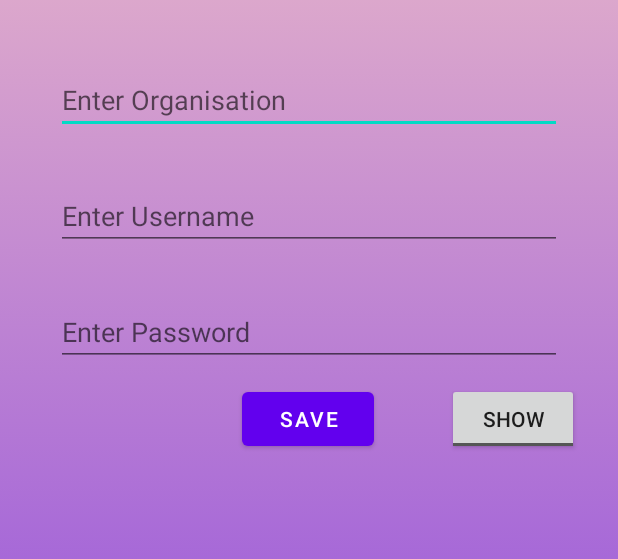
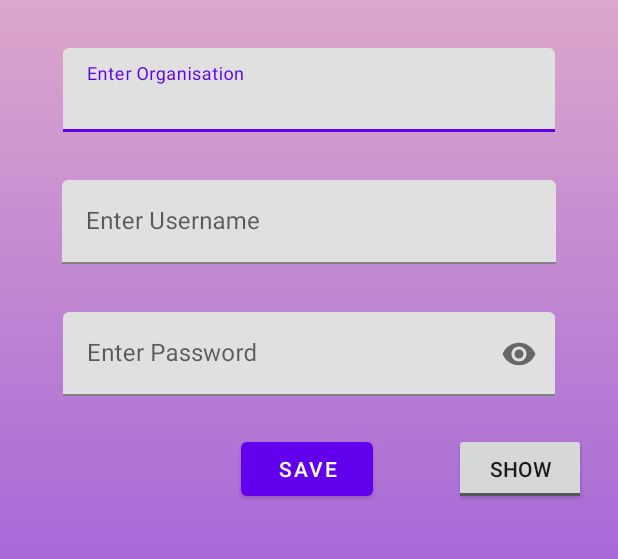
Before and after one commit to hasnain-cyber/PasswordManager, an Android app: the PasswordActivity screen opened directly, with no data from a screen before it, on a phone screen of 412 x 824 dp, the part 98-657 px from its top. Run offline under Robolectric (Android 15) with nearby library versions, the phone set to English and light mode, and no system bars.

Commit message:
Replaced all text fields with textInputLayout fields to maintain symmetry while adding passwordToggle button to the password fields, also ran a code inspection for final check.

```diff
--- a/app/build.gradle
+++ b/app/build.gradle
@@ -32,6 +32,7 @@ dependencies {
     implementation 'androidx.appcompat:appcompat:1.2.0'
     implementation 'com.google.android.material:material:1.2.1'
     implementation 'androidx.constraintlayout:constraintlayout:2.0.4'
+    implementation 'com.google.android.material:material:1.2.1'
     testImplementation 'junit:junit:4.13.1'
     androidTestImplementation 'androidx.test.ext:junit:1.1.2'
     androidTestImplementation 'androidx.test.espresso:espresso-core:3.3.0'
--- a/app/src/main/AndroidManifest.xml
+++ b/app/src/main/AndroidManifest.xml
@@ -1,4 +1,5 @@
 <?xml version="1.0" encoding="utf-8"?>
+<!--suppress DeprecatedClassUsageInspection -->
 <manifest xmlns:android="http://schemas.android.com/apk/res/android"
     package="com.example.passwordmanager">
 
@@ -11,7 +12,8 @@
         android:label="@string/app_name"
         android:roundIcon="@mipmap/ic_launcher_round"
         android:supportsRtl="true"
-        android:theme="@style/Theme.PasswordManager">
+        android:theme="@style/Theme.PasswordManager"
+        android:fullBackupContent="@xml/backup_descriptor">
         <activity android:name=".LoginActivity">
             <intent-filter>
                 <action android:name="android.intent.action.MAIN" />
--- a/app/src/main/java/com/example/passwordmanager/LoginActivity.java
+++ b/app/src/main/java/com/example/passwordmanager/LoginActivity.java
@@ -23,6 +23,7 @@ public class LoginActivity extends AppCompatActivity {
     private SharedPreferences sharedPreferences;
     private SharedPreferences.Editor editor;
 
+    @SuppressWarnings("deprecation")
     @SuppressLint("CommitPrefEdits")
     @Override
     protected void onCreate(Bundle savedInstanceState) {
@@ -70,11 +71,9 @@ public class LoginActivity extends AppCompatActivity {
     private void initialSetup() {
         if (!sharedPreferences.contains("password")) {
             changePasswordButton.setVisibility(View.INVISIBLE);
-            masterpass.setHint(R.string.setNewPassword);
             masterpassexists = false;
             loginbutton.setText(R.string.save);
         } else {
-            masterpass.setHint(R.string.entermasterpassword);
             masterpassexists = true;
             loginbutton.setText(R.string.verify);
         }
@@ -104,7 +103,7 @@ public class LoginActivity extends AppCompatActivity {
             } else {
                 if (newPass.equals("")) {
                     newPass = pass;
-                    Toast.makeText(LoginActivity.this, "Please confirm password!", Toast.LENGTH_SHORT).show();
+                    Toast.makeText(LoginActivity.this, "Please confirm new password!", Toast.LENGTH_SHORT).show();
                     masterpass.setText("");
                 } else {
                     if (newPass.equals(pass)) {
--- a/app/src/main/java/com/example/passwordmanager/PasswordActivity.java
+++ b/app/src/main/java/com/example/passwordmanager/PasswordActivity.java
@@ -17,7 +17,7 @@ public class PasswordActivity extends AppCompatActivity {
     private PasswordDatabaseHelper myDb;
     private EditText editOrganisation, editUsername, editPassword;
     private Cursor cursor;
-    private ArrayList<String> list = new ArrayList<>();
+    private ArrayList<String> list;
     private RecyclerView recyclerView;
     private RecyclerViewAdapter recyclerViewAdapter;
 
@@ -27,6 +27,7 @@ public class PasswordActivity extends AppCompatActivity {
         setContentView(R.layout.activity_password);
         myDb = new PasswordDatabaseHelper(this);
         cursor = myDb.getCursor();
+        list = new ArrayList<>();
 
         while (cursor.moveToNext())
             list.add(cursor.getString(0) + '\n' + cursor.getString(1) + '\n' + cursor.getString(2));
--- a/app/src/main/java/com/example/passwordmanager/RecyclerViewAdapter.java
+++ b/app/src/main/java/com/example/passwordmanager/RecyclerViewAdapter.java
@@ -14,16 +14,15 @@ import androidx.cardview.widget.CardView;
 import androidx.recyclerview.widget.RecyclerView;
 
 import java.util.ArrayList;
-import java.util.Random;
 
 public class RecyclerViewAdapter extends RecyclerView.Adapter<RecyclerViewAdapter.ViewHolder> {
 
     private final Context context;
     private final ArrayList<String> arrayList;
     int r = 30;
-    int g = 225;
+    int g = 200;
     int b = 30;
-    int shader = 5;
+    final int shader = 5;
 
     public RecyclerViewAdapter(Context context, ArrayList<String> arrayList) {
         this.context = context;
@@ -44,7 +43,7 @@ public class RecyclerViewAdapter extends RecyclerView.Adapter<RecyclerViewAdapte
         r += shader;
         g += shader;
         b += shader;
-        if (g > 235) {
+        if (g > 225) {
             r = 30;
             g = 225;
             b = 30;
@@ -58,9 +57,8 @@ public class RecyclerViewAdapter extends RecyclerView.Adapter<RecyclerViewAdapte
 
     public class ViewHolder extends RecyclerView.ViewHolder implements View.OnClickListener {
 
-        Random random = new Random();
-        private TextView passwordData;
-        private CardView cardView;
+        private final TextView passwordData;
+        private final CardView cardView;
 
         public ViewHolder(@NonNull View itemView) {
             super(itemView);
--- a/app/src/main/res/layout/activity_password.xml
+++ b/app/src/main/res/layout/activity_password.xml
@@ -6,63 +6,6 @@
     android:layout_height="match_parent"
     android:background="@drawable/gradient_background_main"
     tools:context=".PasswordActivity">
-
-    <EditText
-        android:id="@+id/enterOrganisation"
-        android:layout_width="0dp"
-        android:layout_height="wrap_content"
-        android:layout_marginTop="44dp"
-        android:ems="10"
-        android:hint="@string/enterOrganisation"
-        android:importantForAutofill="no"
-        android:inputType="textPersonName"
-        app:layout_constraintEnd_toEndOf="@+id/titleText"
-        app:layout_constraintHorizontal_bias="0.0"
-        app:layout_constraintStart_toStartOf="@+id/titleText"
-        app:layout_constraintTop_toBottomOf="@+id/titleText" />
-
-    <EditText
-        android:id="@+id/enterUsername"
-        android:layout_width="0dp"
-        android:layout_height="wrap_content"
-        android:layout_marginTop="32dp"
-        android:ems="10"
-        android:hint="@string/enterUsername"
-        android:importantForAutofill="no"
-        android:inputType="textPersonName"
-        app:layout_constraintEnd_toEndOf="@+id/enterOrganisation"
-        app:layout_constraintHorizontal_bias="0.0"
-        app:layout_constraintStart_toStartOf="@+id/enterOrganisation"
-        app:layout_constraintTop_toBottomOf="@+id/enterOrganisation" />
-
-    <Button
-        android:id="@+id/addbutton"
-        android:layout_width="wrap_content"
-        android:layout_height="wrap_content"
-        android:clickable="true"
-        android:focusable="true"
-        android:onClick="setSaveButton"
-        android:text="@string/save"
-        app:layout_constraintBottom_toBottomOf="parent"
-        app:layout_constraintEnd_toEndOf="@+id/enterPassword"
-        app:layout_constraintHorizontal_bias="0.497"
-        app:layout_constraintStart_toStartOf="@+id/enterPassword"
-        app:layout_constraintTop_toBottomOf="@+id/enterPassword"
-        app:layout_constraintVertical_bias="0.024" />
-
-    <EditText
-        android:id="@+id/enterPassword"
-        android:layout_width="0dp"
-        android:layout_height="wrap_content"
-        android:layout_marginTop="32dp"
-        android:ems="10"
-        android:hint="@string/enterPassword"
-        android:importantForAutofill="no"
-        android:inputType="textPassword"
-        app:layout_constraintEnd_toEndOf="@+id/enterUsername"
-        app:layout_constraintHorizontal_bias="1.0"
-        app:layout_constraintStart_toStartOf="@+id/enterUsername"
-        app:layout_constraintTop_toBottomOf="@+id/enterUsername" />
 
     <TextView
         android:id="@+id/titleText"
@@ -77,18 +20,80 @@
         app:layout_constraintStart_toStartOf="parent"
         app:layout_constraintTop_toTopOf="parent" />
 
-    <androidx.recyclerview.widget.RecyclerView
-        android:id="@+id/recyclerView"
-        android:layout_width="359dp"
-        android:layout_height="0dp"
-        android:background="@color/teal_200"
+    <com.google.android.material.textfield.TextInputLayout
+        android:id="@+id/enterOrganisationLayout"
+        android:layout_width="328dp"
+        android:layout_height="wrap_content"
+        android:layout_marginTop="32dp"
+        app:layout_constraintEnd_toEndOf="@+id/titleText"
+        app:layout_constraintStart_toStartOf="@+id/titleText"
+        app:layout_constraintTop_toBottomOf="@+id/titleText">
+
+        <EditText
+            android:id="@+id/enterOrganisation"
+            android:layout_width="match_parent"
+            android:layout_height="wrap_content"
+            android:hint="@string/enterOrganisation"
+            android:importantForAutofill="no"
+            android:inputType="text" />
+
+    </com.google.android.material.textfield.TextInputLayout>
+
+    <com.google.android.material.textfield.TextInputLayout
+        android:id="@+id/enterUsernameLayout"
+        android:layout_width="329dp"
+        android:layout_height="wrap_content"
+        android:layout_marginTop="32dp"
+        app:layout_constraintEnd_toEndOf="@+id/enterOrganisationLayout"
+        app:layout_constraintStart_toStartOf="@+id/enterOrganisationLayout"
+        app:layout_constraintTop_toBottomOf="@+id/enterOrganisationLayout">
+
+        <EditText
+            android:id="@+id/enterUsername"
+            android:layout_width="match_parent"
+            android:layout_height="wrap_content"
+            android:hint="@string/enterUsername"
+            android:importantForAutofill="no"
+            android:inputType="text" />
+
+    </com.google.android.material.textfield.TextInputLayout>
+
+    <com.google.android.material.textfield.TextInputLayout
+        android:id="@+id/enterPasswordLayout"
+        android:layout_width="328dp"
+        android:layout_height="wrap_content"
+        android:layout_marginTop="32dp"
+        app:layout_constraintEnd_toEndOf="@+id/enterUsernameLayout"
+        app:layout_constraintStart_toStartOf="@+id/enterUsernameLayout"
+        app:layout_constraintTop_toBottomOf="@+id/enterUsernameLayout"
+        app:passwordToggleEnabled="true">
+
+        <EditText
+            android:id="@+id/enterPassword"
+            android:layout_width="match_parent"
+            android:layout_height="wrap_content"
+            android:hint="@string/enterPassword"
+            android:importantForAutofill="no"
+            android:inputType="text|textPassword" />
+
+    </com.google.android.material.textfield.TextInputLayout>
+
+    <Button
+        android:id="@+id/addbutton"
+        android:layout_width="wrap_content"
+        android:layout_height="wrap_content"
+        android:clickable="true"
+        android:focusable="true"
+        android:onClick="setSaveButton"
+        android:text="@string/save"
         app:layout_constraintBottom_toBottomOf="parent"
-        app:layout_constraintEnd_toEndOf="parent"
-        app:layout_constraintStart_toStartOf="parent"
-        app:layout_constraintTop_toBottomOf="@+id/addbutton" />
+        app:layout_constraintEnd_toEndOf="@+id/enterPasswordLayout"
+        app:layout_constraintHorizontal_bias="0.495"
+        app:layout_constraintStart_toStartOf="@+id/enterPasswordLayout"
+        app:layout_constraintTop_toBottomOf="@+id/enterPasswordLayout"
+        app:layout_constraintVertical_bias="0.055" />
 
     <ToggleButton
-        android:id="@+id/listToggle"
         android:layout_width="wrap_content"
         android:layout_height="wrap_content"
         android:onClick="changeListVisibility"
@@ -101,4 +106,16 @@
         app:layout_constraintStart_toEndOf="@+id/addbutton"
         app:layout_constraintTop_toTopOf="@+id/addbutton" />
 
+    <androidx.recyclerview.widget.RecyclerView
+        android:id="@+id/recyclerView"
+        android:layout_width="369dp"
+        android:layout_height="418dp"
+        android:background="@color/teal_200"
+        app:layout_constraintBottom_toBottomOf="parent"
+        app:layout_constraintEnd_toEndOf="@+id/addbutton"
+        app:layout_constraintHorizontal_bias="0.497"
+        app:layout_constraintStart_toStartOf="@+id/addbutton"
+        app:layout_constraintTop_toBottomOf="@+id/addbutton"
+        app:layout_constraintVertical_bias="0.785" />
+
 </androidx.constraintlayout.widget.ConstraintLayout>
--- a/app/src/main/res/layout/card.xml
+++ b/app/src/main/res/layout/card.xml
@@ -2,7 +2,6 @@
 <androidx.constraintlayout.widget.ConstraintLayout
     xmlns:android="http://schemas.android.com/apk/res/android"
     xmlns:app="http://schemas.android.com/apk/res-auto"
-    xmlns:tools="http://schemas.android.com/tools"
     android:layout_width="match_parent"
     android:layout_height="wrap_content">
 
--- a/app/src/main/res/values/strings.xml
+++ b/app/src/main/res/values/strings.xml
@@ -7,12 +7,11 @@
     <string name="save">Save</string>
     <string name="hide">Hide</string>
     <string name="show">Show</string>
-    <string name="entermasterpassword">Enter master password</string>
     <string name="nodescription">No description</string>
     <string name="scanfingerprint">SCAN FINGERPRINT</string>
     <string name="fingerprintscannernotdetected">FINGERPRINT SCANNER NOT DETECTED</string>
     <string name="nofingerprintenrolled">NO FINGERPRINT ENROLLED</string>
-    <string name="setNewPassword">Set new password</string>
     <string name="verify">Verify</string>
     <string name="changepassword">Change password</string>
+    <string name="masterpassword">Master Password</string>
 </resources>
--- a/build.gradle
+++ b/build.gradle
@@ -11,7 +11,7 @@ buildscript {
         jcenter()
     }
     dependencies {
-        classpath "com.android.tools.build:gradle:4.1.1"
+        classpath "com.android.tools.build:gradle:4.1.2"
 
         // NOTE: Do not place your application dependencies here; they belong
         // in the individual module build.gradle files
```
Also changed, not shown: app/src/main/java/com/example/passwordmanager/PasswordDatabaseHelper.java (+1 -6 lines), app/src/main/res/drawable-v24/ic_launcher_foreground.xml (deleted, +0 -30 lines), app/src/main/res/drawable/gradient_background_choosemode.xml (deleted, +0 -12 lines), app/src/main/res/drawable/ic_launcher_background.xml (deleted, +0 -74 lines), app/src/main/res/drawable/ic_launcher_foreground.xml (deleted, +0 -35 lines), app/src/main/res/layout/activity_login.xml (+19 -13 lines), app/src/main/res/xml/backup_descriptor.xml (added, +7 -0 lines), app/src/main/res/drawable/_01_key.png (deleted), app/src/main/res/drawable/_04_headphone.png (deleted), app/src/main/res/drawable/_08_picture.png (deleted), 1 other file.
